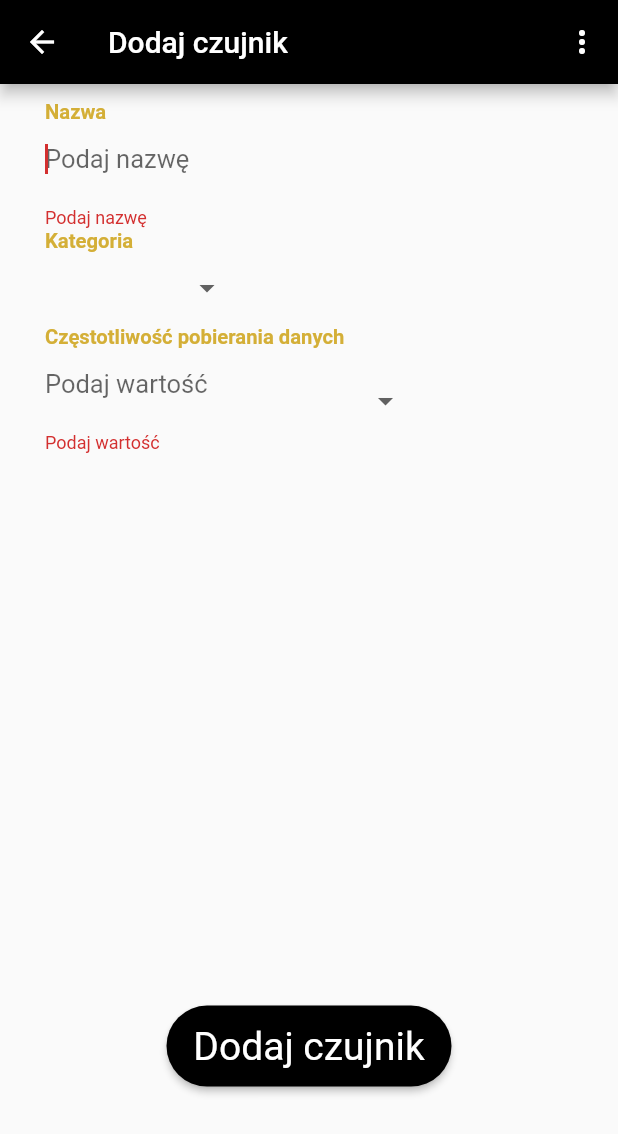
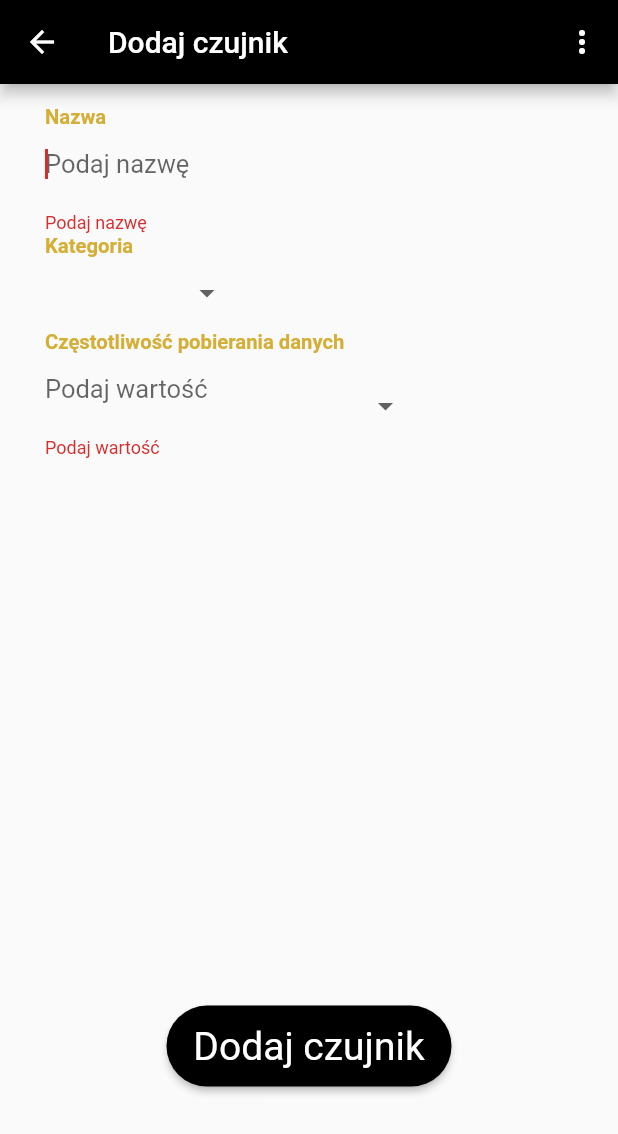
Before and after one commit to karolinaoparczyk/idom_mobile, a Flutter app: the NewSensor screen opened directly with empty values, after a tap on "Dodaj czujnik", on a phone screen of 412 x 824 dp. Shown: the top 1134 px of the screen. Run offline on Flutter 3.47's test engine with Material 2 defaults, Android fonts, the phone set to English and light mode, and no system bars; our stand-ins replace charts_flutter; accounts and stored records are empty; statements that could not run were skipped.

Commit message:
sensors, sensor details, edit, add page design changes IDOM-202

```diff
--- a/lib/pages/sensors/new_sensor.dart
+++ b/lib/pages/sensors/new_sensor.dart
@@ -240,7 +240,7 @@ class _NewSensorState extends State<NewSensor> {
                         Padding(
                             padding: EdgeInsets.only(
                                 left: 30.0,
-                                top: 10.0,
+                                top: 13.5,
                                 right: 30.0,
                                 bottom: 0.0),
                             child: Align(
@@ -252,17 +252,11 @@ class _NewSensorState extends State<NewSensor> {
                                         fontWeight: FontWeight.bold)))),
                         Padding(
                             padding: EdgeInsets.only(
-                                left: 30.0,
-                                top: 0.0,
-                                right: 30.0,
-                                bottom: 0.0),
+                                left: 30.0, top: 0.0, right: 30.0, bottom: 0.0),
                             child: _buildName()),
                         Padding(
                             padding: EdgeInsets.only(
-                                left: 30.0,
-                                top: 0.0,
-                                right: 30.0,
-                                bottom: 0.0),
+                                left: 30.0, top: 0.0, right: 30.0, bottom: 0.0),
                             child: Align(
                                 alignment: Alignment.centerLeft,
                                 child: Text("Kategoria",
@@ -278,28 +272,20 @@ class _NewSensorState extends State<NewSensor> {
                                 child: _buildCategory())),
                         Padding(
                             padding: EdgeInsets.only(
-                                left: 30.0,
-                                top: 0.0,
-                                right: 30.0,
-                                bottom: 0.0),
+                                left: 30.0, top: 0.0, right: 30.0, bottom: 0.0),
                             child: Align(
                                 alignment: Alignment.centerLeft,
-                                child: Text(
-                                    "Częstotliwość pobierania danych",
+                                child: Text("Częstotliwość pobierania danych",
                                     style: TextStyle(
                                         color: textColor,
                                         fontSize: 13.5,
                                         fontWeight: FontWeight.bold)))),
                         Padding(
                             padding: EdgeInsets.only(
-                                left: 30.0,
-                                top: 0.0,
-                                right: 30.0,
-                                bottom: 0.0),
+                                left: 30.0, top: 0.0, right: 30.0, bottom: 0.0),
                             child: SizedBox(
                                 child: Row(children: <Widget>[
-                                  Expanded(flex: 8,
-                                      child: _buildFrequencyValue()),
+                              Expanded(flex: 8, child: _buildFrequencyValue()),
                               Expanded(flex: 1, child: SizedBox()),
                               Expanded(
                                   flex: 12,
@@ -310,8 +296,7 @@ class _NewSensorState extends State<NewSensor> {
                                           right: 0.0,
                                           bottom: 0.0),
                                       child: Align(
-                                              alignment: Alignment
-                                                  .bottomLeft,
+                                          alignment: Alignment.bottomLeft,
                                           child: _buildUnits()))),
                             ]))),
                       ])))),
@@ -337,7 +322,7 @@ class _NewSensorState extends State<NewSensor> {
       displayText += "Wybierz kategorię czujnika. \n";
     }
     if (selectedUnits == null) {
-      displayText += "Wybierz jednotski częstotliwości pobierania danych.";
+      displayText += "Wybierz jednostki częstotliwości pobierania danych.";
     }
     if (displayText != "") {
       await displayDialog(context, "Brak danych", displayText);
@@ -348,8 +333,12 @@ class _NewSensorState extends State<NewSensor> {
           SensorFrequencyFieldValidator.isFrequencyValueValid(
               _frequencyValueController.text, selectedUnits);
       if (!validFequencyValue) {
-        await displayDialog(context, "Błąd",
-            "Poprawne wartości dla jednostki: ${englishToPolishUnits[selectedUnits]} to: ${unitsToMinValues[selectedUnits]} - ${unitsToMaxValues[selectedUnits]}");
+        var text =
+            "Maksymalna częstotliwość to co ${unitsToMaxValues[selectedUnits]} ${englishToPolishUnits[selectedUnits]}";
+        if (selectedUnits == "seconds")
+          text =
+              "Minimalna częstotliwość to co ${unitsToMinValues[selectedUnits]} ${englishToPolishUnits[selectedUnits]}, a maksymalna to co ${unitsToMaxValues[selectedUnits]} ${englishToPolishUnits[selectedUnits]}";
+        await displayDialog(context, "Błąd", text);
         return;
       }
       setState(() {
--- a/lib/pages/sensors/sensors.dart
+++ b/lib/pages/sensors/sensors.dart
@@ -185,7 +185,7 @@ class _SensorsState extends State<Sensors> {
               child: FittedBox(
                   child: FloatingActionButton(
                 backgroundColor: Colors.black,
-                foregroundColor: textColor,
+                foregroundColor: Colors.white,
                 key: Key("addSensorButton"),
                 onPressed: navigateToNewSensor,
                 child: Icon(Icons.add, size: 30),
```
Also changed, not shown: lib/pages/sensors/edit_sensor.dart (+5 -6 lines), lib/pages/sensors/sensor_details.dart (+61 -40 lines). Lines whose indentation alone changed are shown as unchanged.
